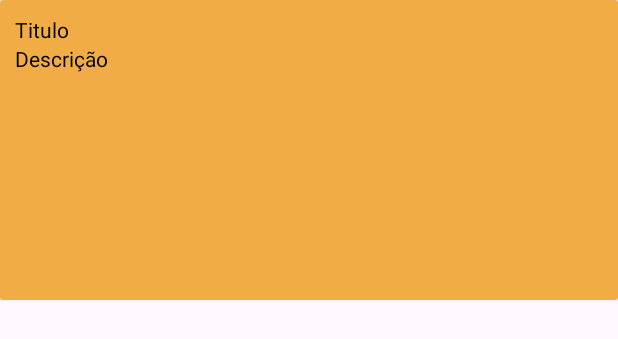
After one commit to FranciscoCarvalho2001/Bloco_Notas, an Android app: the layout nota_item.xml on its own in the app's theme, with its tools: preview values and no code run, on a phone screen of 412 x 824 dp. The commit adds this screen. Shown: the top 339 px of the screen. Run offline under Robolectric (Android 15) with nearby library versions, the phone set to English and light mode, and no system bars.

Commit message:
Class Nota + Adapter adicionado
Adapter da ListaNotas e layout das Notas

```diff
--- a/app/src/main/AndroidManifest.xml
+++ b/app/src/main/AndroidManifest.xml
@@ -16,7 +16,7 @@
             android:name=".SplashScreen"
             android:exported="true" />
         <activity
-            android:name=".ListaNotas"
+            android:name=".ListaNotas.ListaNotas"
             android:exported="true">
             <intent-filter>
                 <action android:name="android.intent.action.MAIN" />
--- /dev/null
+++ b/app/src/main/java/com/example/bloco_notas/Models/Nota.kt
@@ -0,0 +1,3 @@
+package com.example.bloco_notas.Models
+
+class Nota (val titulo: String, val descricao: String)
--- a/app/src/main/java/com/example/bloco_notas/SplashScreen.kt
+++ b/app/src/main/java/com/example/bloco_notas/SplashScreen.kt
@@ -3,6 +3,7 @@ package com.example.bloco_notas
 import android.content.Intent
 import androidx.appcompat.app.AppCompatActivity
 import android.os.Bundle
+import com.example.bloco_notas.ListaNotas.ListaNotas
 import kotlinx.coroutines.CoroutineScope
 import kotlinx.coroutines.Dispatchers
 import kotlinx.coroutines.delay
--- a/app/src/main/res/layout/activity_lista_notas.xml
+++ b/app/src/main/res/layout/activity_lista_notas.xml
@@ -4,7 +4,7 @@
     xmlns:tools="http://schemas.android.com/tools"
     android:layout_width="match_parent"
     android:layout_height="match_parent"
-    tools:context=".ListaNotas"
+    tools:context=".ListaNotas.ListaNotas"
     android:background="@color/secondary">
     <TextView
         android:id="@+id/textomeu"
--- /dev/null
+++ b/app/src/main/res/layout/nota_item.xml
@@ -0,0 +1,41 @@
+<?xml version="1.0" encoding="utf-8"?>
+<RelativeLayout xmlns:android="http://schemas.android.com/apk/res/android"
+    xmlns:tools="http://schemas.android.com/tools"
+    android:layout_width="wrap_content"
+    android:layout_height="wrap_content"
+    tools:context=".ListaNotas.ListaNotas"
+    >
+
+    <androidx.cardview.widget.CardView
+        android:layout_width="match_parent"
+        android:layout_height="wrap_content"
+        android:backgroundTint="#F1AC46"
+        android:maxWidth="150dp"
+        android:maxHeight="200dp"
+        android:minHeight="200dp">
+
+        <LinearLayout
+            android:layout_width="match_parent"
+            android:layout_height="match_parent"
+            android:layout_margin="10dp"
+            android:orientation="vertical">
+
+            <TextView
+                android:id="@+id/notaItemTitulo"
+                android:layout_width="match_parent"
+                android:layout_height="wrap_content"
+                android:textColor="@color/black"
+                tools:text="Titulo" />
+
+            <TextView
+                android:id="@+id/notaItemDescricao"
+                android:layout_width="match_parent"
+                android:layout_height="match_parent"
+                android:textColor="@color/black"
+                tools:text="Descrição" />
+
+        </LinearLayout>
+
+    </androidx.cardview.widget.CardView>
+
+</RelativeLayout>
```
Also changed, not shown: app/src/main/java/com/example/bloco_notas/ListaNotas/ListaNotas.kt (renamed from app/src/main/java/com/example/bloco_notas/ListaNotas.kt, +5 -9 lines), app/src/main/java/com/example/bloco_notas/ListaNotas/ListaNotasAdapter.kt (added, +40 -0 lines).
